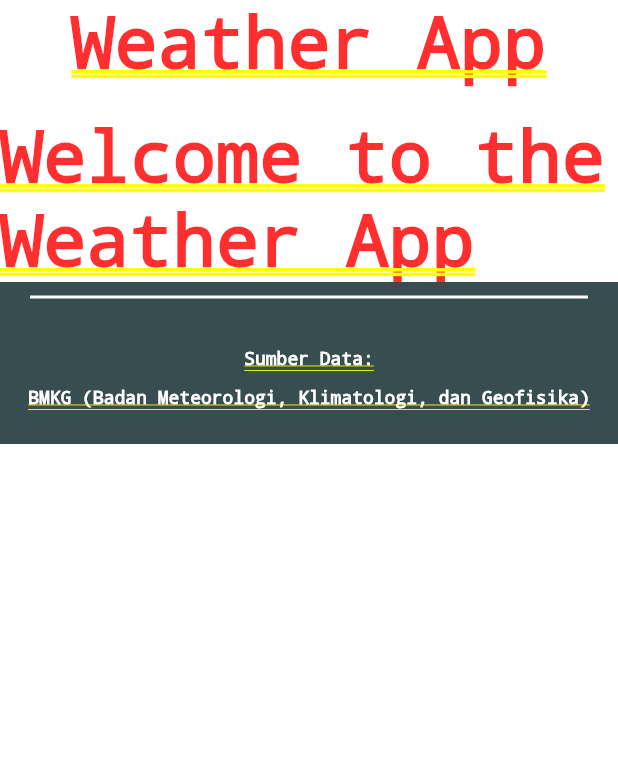
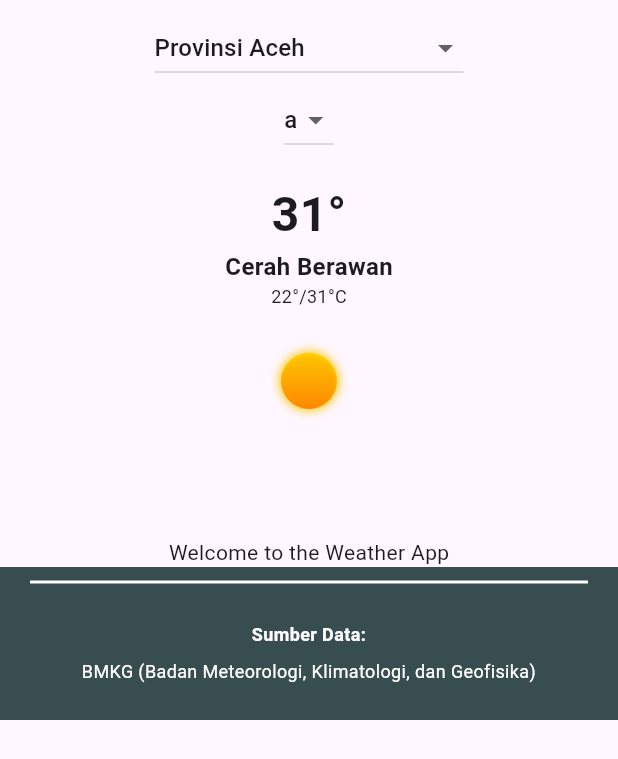
Before and after one commit to otakmager/weather_app, a Flutter app: the screen it shows after launch, on a phone screen of 412 x 824 dp. Shown: the top 759 px of the screen. Run offline on Flutter 3.47's test engine with Material 3 defaults, Android fonts, the phone set to English and light mode, and no system bars.

Commit message:
finish basic info main

```diff
--- a/lib/feature/view/home_screen.dart
+++ b/lib/feature/view/home_screen.dart
@@ -1,5 +1,6 @@
 import 'package:flutter/material.dart';
 
+import '../../widgets/info_main.dart';
 import '../../widgets/info_source.dart';
 
 class HomeScreen extends StatefulWidget {
@@ -12,15 +13,18 @@ class HomeScreen extends StatefulWidget {
 class _HomeScreenState extends State<HomeScreen> {
   @override
   Widget build(BuildContext context) {
-    return const Column(
+    return const Scaffold(
+        body: SingleChildScrollView(
+      child: Column(
         mainAxisAlignment: MainAxisAlignment.start,
         crossAxisAlignment: CrossAxisAlignment.center,
         children: [
-        Text('Weather App'),
-        SizedBox(height: 20),
+          InfoMain(),
+          SizedBox(height: 8),
           Text('Welcome to the Weather App'),
           InfoSource()
         ],
-    );
+      ),
+    ));
   }
 }
--- a/lib/widgets/info_main.dart
+++ b/lib/widgets/info_main.dart
@@ -1,4 +1,9 @@
 import 'package:flutter/material.dart';
+
+import '../data/model/locations.dart';
+
+final List<Location> location = Location.example;
+final List<String> subLocation = ["a", "b", "c"];
 
 class InfoMain extends StatefulWidget {
   const InfoMain({super.key});
@@ -8,6 +13,9 @@ class InfoMain extends StatefulWidget {
 }
 
 class _InfoMainState extends State<InfoMain> {
+  Location selectedLocation = location.first;
+  String selectedSubLocation = subLocation.first;
+
   @override
   Widget build(BuildContext context) {
     return Padding(
@@ -16,7 +24,34 @@ class _InfoMainState extends State<InfoMain> {
         mainAxisAlignment: MainAxisAlignment.start,
         crossAxisAlignment: CrossAxisAlignment.center,
         children: [
-          //dropdown menu
+          DropdownButton<Location>(
+            value: selectedLocation,
+            onChanged: (Location? newValue) {
+              setState(() {
+                selectedLocation = newValue!;
+              });
+              FocusManager.instance.primaryFocus?.unfocus();
+            },
+            items:
+                location.map<DropdownMenuItem<Location>>((Location location) {
+              return DropdownMenuItem<Location>(
+                value: location,
+                child: Text(location.name),
+              );
+            }).toList(),
+          ),
+          DropdownButton<String>(
+            value: selectedSubLocation,
+            onChanged: (String? newValue) {
+              setState(() {
+                selectedSubLocation = newValue!;
+              });
+              FocusManager.instance.primaryFocus?.unfocus();
+            },
+            items: subLocation.map<DropdownMenuItem<String>>((String value) {
+              return DropdownMenuItem<String>(value: value, child: Text(value));
+            }).toList(),
+          ),
           const SizedBox(
             height: 16,
           ),
@@ -30,13 +65,13 @@ class _InfoMainState extends State<InfoMain> {
           ),
           const Text(
             "22°/31°C",
-            style: TextStyle(fontWeight: FontWeight.bold, fontSize: 32),
+            style: TextStyle(fontWeight: FontWeight.w400, fontSize: 12),
           ),
           const SizedBox(
             height: 16,
           ),
           Image.asset(
-            'assets/weather/1_cerah_day.png',
+            'assets/weathers/1_cerah_day.png',
             width: 64,
             height: 64,
             filterQuality: FilterQuality.high,
--- a/lib/widgets/info_source.dart
+++ b/lib/widgets/info_source.dart
@@ -18,14 +18,14 @@ class InfoSource extends StatelessWidget {
             indent: 20,
             endIndent: 20,
           ),
-          SizedBox(height: 24),
+          SizedBox(height: 16),
           Text(
             'Sumber Data:',
             style: TextStyle(
                 fontWeight: FontWeight.bold, fontSize: 12, color: Colors.white),
             textAlign: TextAlign.center,
           ),
-          SizedBox(height: 12),
+          SizedBox(height: 8),
           Text(
             'BMKG (Badan Meteorologi, Klimatologi, dan Geofisika)',
             style: TextStyle(fontSize: 12, color: Colors.white),
--- a/pubspec.yaml
+++ b/pubspec.yaml
@@ -58,7 +58,7 @@ flutter:
 
   # To add assets to your application, add an assets section, like this:
   assets:
-    - assets/
+    - assets/weathers/
   #   - images/a_dot_burr.jpeg
   #   - images/a_dot_ham.jpeg
 
```
Lines whose indentation alone changed are shown as unchanged.
